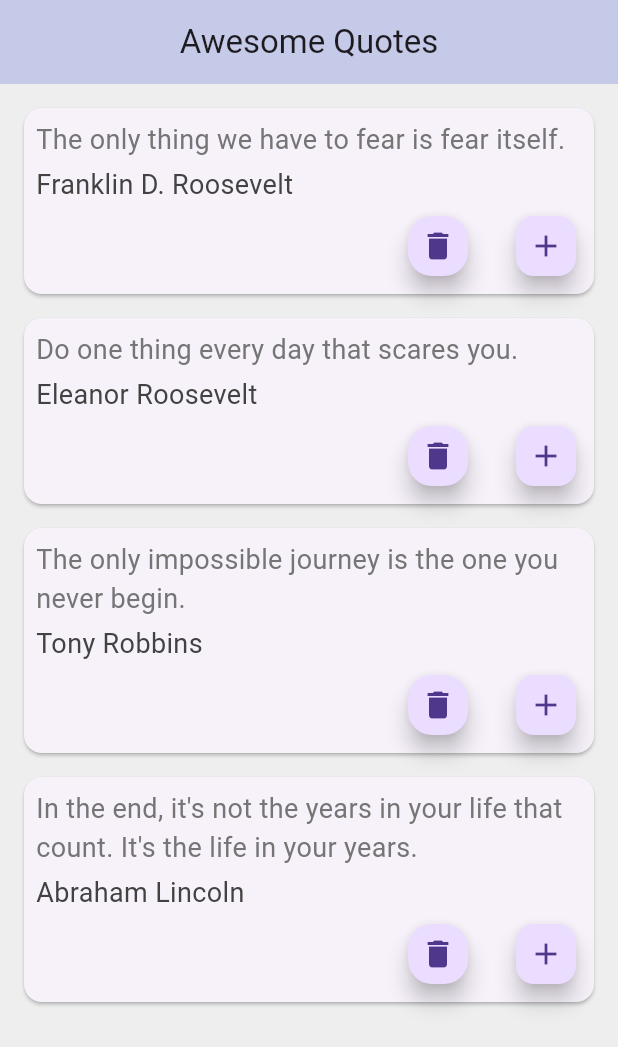
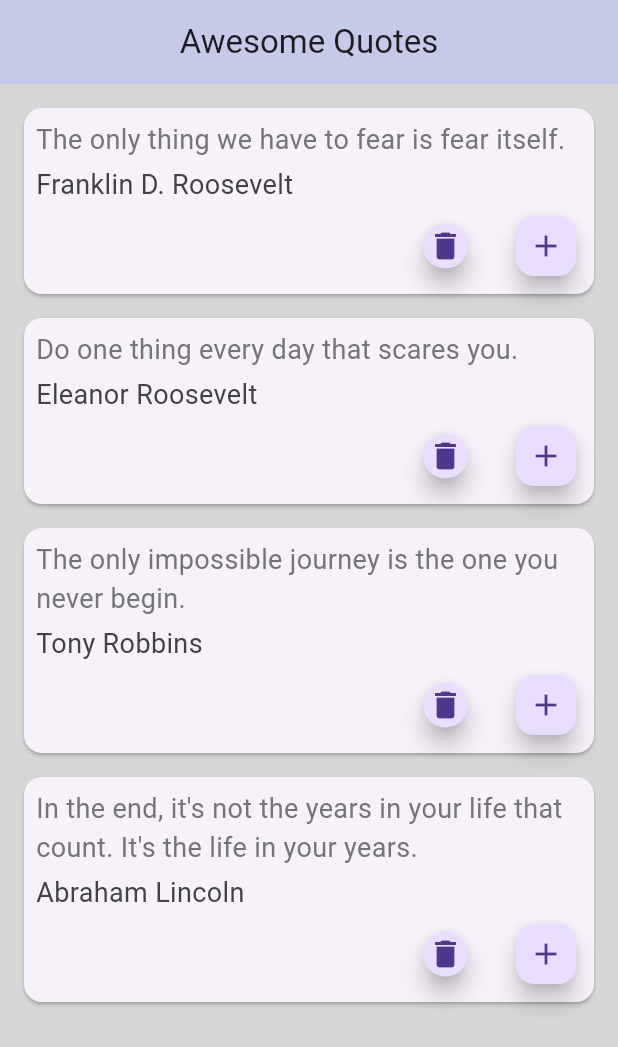
Before and after one commit to meliance/my_quotes, a Flutter app: the screen it shows after launch, on a phone screen of 412 x 824 dp. Shown: the top 1047 px of the screen. Run offline on Flutter 3.47's test engine with Material 3 defaults, Android fonts, the phone set to English and light mode, and no system bars.

```diff
--- a/lib/main.dart
+++ b/lib/main.dart
@@ -36,7 +36,7 @@ class _QuoteListState extends State<QuoteList> {
   @override
   Widget build(BuildContext context) {
     return Scaffold(
-      backgroundColor: Colors.grey[200],
+      backgroundColor: Colors.grey[350],
       appBar: AppBar(
         title: Text('Awesome Quotes'),
         centerTitle: true,
--- a/lib/quote_card.dart
+++ b/lib/quote_card.dart
@@ -41,8 +41,8 @@ return Card(
             mainAxisAlignment: MainAxisAlignment.end,
             children: [
               SizedBox(
-                width: 40,
-                height: 40,
+                width: 30,
+                height: 30,
                 child: FloatingActionButton(
                   onPressed: delete,
                   tooltip: 'Delete quote',
```
